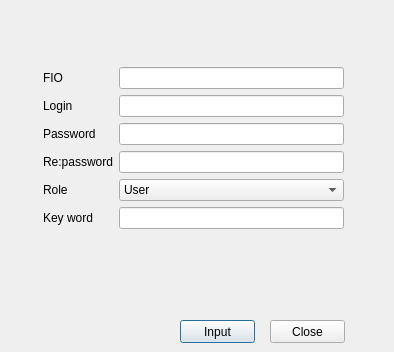
This is untitled/sing_up.ui in Excla1mer/ASOIY as Qt 5 draws it before an edit. The edited form follows.
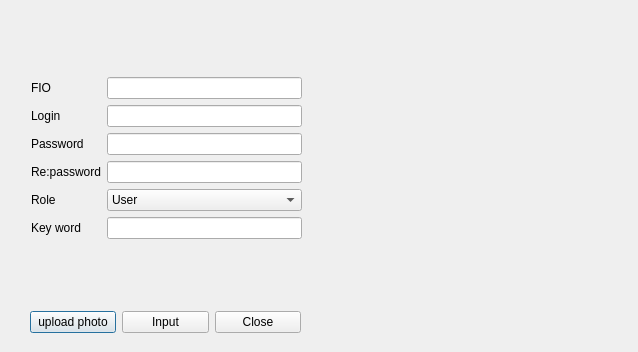
This is the edited form.

Diff of the .ui file:
```diff
--- a/untitled/sing_up.ui
+++ b/untitled/sing_up.ui
@@ -6,46 +6,33 @@
    <rect>
     <x>0</x>
     <y>0</y>
-    <width>394</width>
+    <width>638</width>
     <height>352</height>
    </rect>
   </property>
   <property name="windowTitle">
    <string>Dialog</string>
   </property>
-  <widget class="QPushButton" name="Input">
+  <widget class="QLabel" name="upload_photo">
    <property name="geometry">
     <rect>
-     <x>180</x>
-     <y>320</y>
-     <width>75</width>
-     <height>23</height>
+     <x>320</x>
+     <y>20</y>
+     <width>291</width>
+     <height>281</height>
     </rect>
    </property>
    <property name="text">
-    <string>Input</string>
-   </property>
-  </widget>
-  <widget class="QPushButton" name="Close">
-   <property name="geometry">
-    <rect>
-     <x>270</x>
-     <y>320</y>
-     <width>75</width>
-     <height>23</height>
-    </rect>
-   </property>
-   <property name="text">
-    <string>Close</string>
+    <string/>
    </property>
   </widget>
   <widget class="QWidget" name="">
    <property name="geometry">
     <rect>
-     <x>43</x>
-     <y>13</y>
-     <width>301</width>
-     <height>271</height>
+     <x>31</x>
+     <y>18</y>
+     <width>271</width>
+     <height>281</height>
     </rect>
    </property>
    <layout class="QGridLayout" name="gridLayout">
@@ -135,6 +122,39 @@
     </item>
    </layout>
   </widget>
+  <widget class="QWidget" name="">
+   <property name="geometry">
+    <rect>
+     <x>30</x>
+     <y>310</y>
+     <width>271</width>
+     <height>25</height>
+    </rect>
+   </property>
+   <layout class="QHBoxLayout" name="horizontalLayout">
+    <item>
+     <widget class="QPushButton" name="upload_button">
+      <property name="text">
+       <string>upload photo</string>
+      </property>
+     </widget>
+    </item>
+    <item>
+     <widget class="QPushButton" name="Input">
+      <property name="text">
+       <string>Input</string>
+      </property>
+     </widget>
+    </item>
+    <item>
+     <widget class="QPushButton" name="Close">
+      <property name="text">
+       <string>Close</string>
+      </property>
+     </widget>
+    </item>
+   </layout>
+  </widget>
  </widget>
  <resources/>
  <connections/>
```
